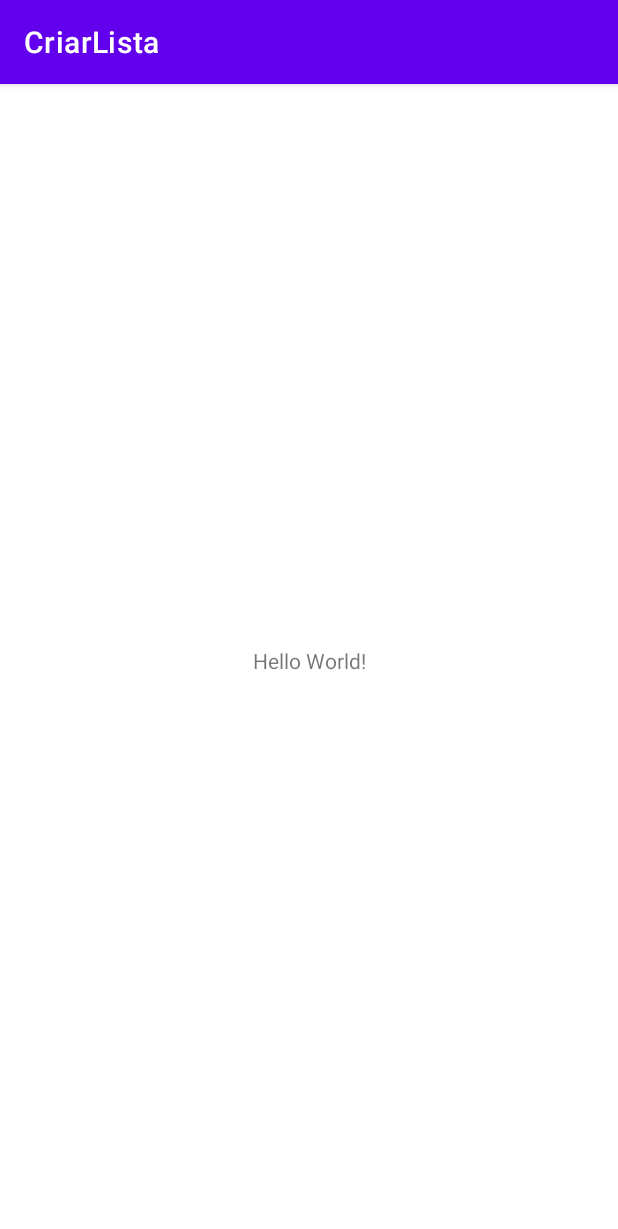
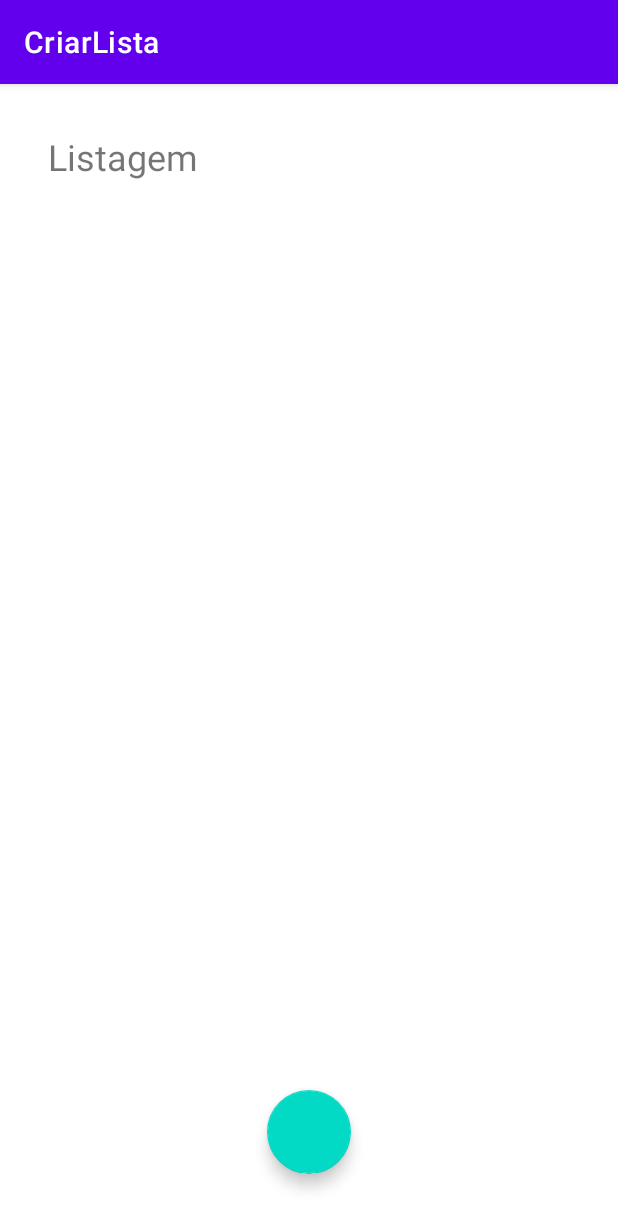
Before and after one commit to NeiTDutra/criar-lista-app-kotlin, an Android app: the screen it shows after launch (MainActivity), on a phone screen of 412 x 824 dp. Shown: the top 1229 px of the screen. Run offline under Robolectric (Android 15) with nearby library versions, the phone set to English and light mode, and no system bars.

Commit message:
desenvolvendo layout da activity principal

```diff
--- a/app/src/main/res/layout/activity_main.xml
+++ b/app/src/main/res/layout/activity_main.xml
@@ -7,12 +7,23 @@
     tools:context=".MainActivity">
 
     <TextView
+        android:id="@+id/tv_title"
         android:layout_width="wrap_content"
         android:layout_height="wrap_content"
-        android:text="Hello World!"
-        app:layout_constraintBottom_toBottomOf="parent"
-        app:layout_constraintLeft_toLeftOf="parent"
-        app:layout_constraintRight_toRightOf="parent"
+        android:layout_marginStart="32dp"
+        android:layout_marginTop="32dp"
+        android:text="Listagem"
+        android:textSize="24sp"
+        app:layout_constraintStart_toStartOf="parent"
         app:layout_constraintTop_toTopOf="parent" />
 
+    <com.google.android.material.floatingactionbutton.FloatingActionButton
+        android:layout_width="wrap_content"
+        android:layout_height="wrap_content"
+        app:layout_constraintBottom_toBottomOf="parent"
+        app:layout_constraintEnd_toEndOf="parent"
+        app:layout_constraintStart_toStartOf="parent"
+        app:layout_constraintTop_toTopOf="parent"
+        app:layout_constraintVertical_bias="0.942" />
+
 </androidx.constraintlayout.widget.ConstraintLayout>
```
Also changed, not shown: gradle/wrapper/gradle-wrapper.properties.
